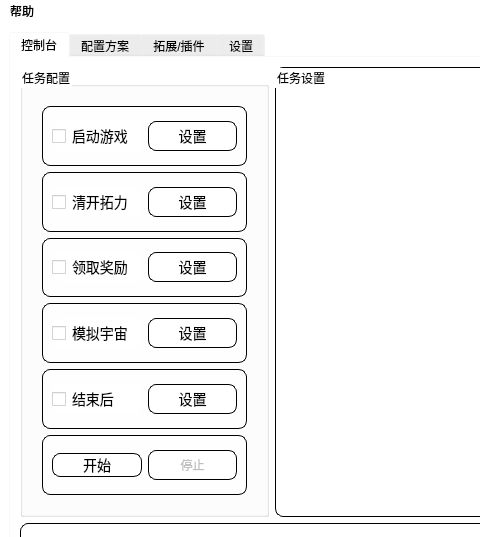
Qt form resources/ui/main.ui (Shasnow/StarRailAssistant) before a commit; both pictures show x 0 to 480 and y 0 to 537 of the 660 by 665 pixel window.
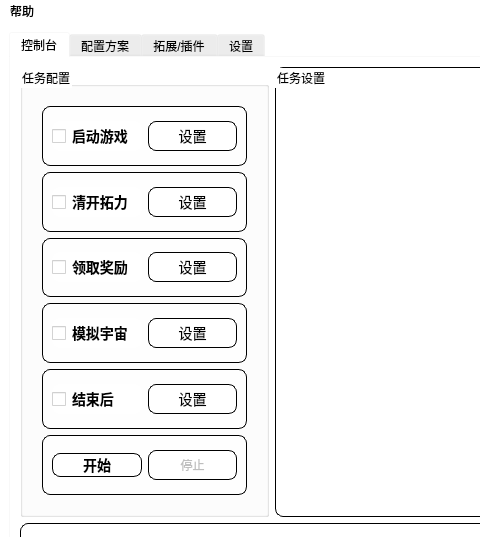
The same form after that commit. The open tabs and pages were chosen to show the change.

```diff
--- a/resources/ui/main.ui
+++ b/resources/ui/main.ui
@@ -179,7 +179,8 @@
                                                                                 </property>
                                                                                 <property name="styleSheet">
                                                                                     <string notr="true">font-size:
-                                                                                        14px;border: none;
+                                                                                        14px;border: none;font-weight:
+                                                                                        bold;
                                                                                     </string>
                                                                                 </property>
                                                                                 <property name="text">
@@ -239,6 +240,7 @@
                                                                                 <property name="styleSheet">
                                                                                     <string notr="true">font-size:
                                                                                         14px;border: none;
+                                                                                        font-weight: bold;
                                                                                     </string>
                                                                                 </property>
                                                                                 <property name="text">
@@ -298,6 +300,7 @@
                                                                                 <property name="styleSheet">
                                                                                     <string notr="true">font-size:
                                                                                         14px;border: none;
+                                                                                        font-weight: bold;
                                                                                     </string>
                                                                                 </property>
                                                                                 <property name="text">
@@ -359,7 +362,8 @@
                                                                                 </property>
                                                                                 <property name="styleSheet">
                                                                                     <string notr="true">font-size:
-                                                                                        14px;border: none;
+                                                                                        14px;border: none;font-weight:
+                                                                                        bold;
                                                                                     </string>
                                                                                 </property>
                                                                                 <property name="text">
@@ -418,7 +422,8 @@
                                                                                 </property>
                                                                                 <property name="styleSheet">
                                                                                     <string notr="true">font-size:
-                                                                                        14px;border: none;
+                                                                                        14px;border: none;font-weight:
+                                                                                        bold;
                                                                                     </string>
                                                                                 </property>
                                                                                 <property name="text">
@@ -470,8 +475,14 @@
                                                                             <widget class="QPushButton"
                                                                                     name="start_pushButton">
                                                                                 <property name="styleSheet">
-                                                                                    <string notr="true">font-size:
-                                                                                        14px;
+                                                                                    <string notr="true">QPushButton {
+                                                                                        font-size:14px;font-weight:
+                                                                                        bold;
+                                                                                        }
+                                                                                        QPushButton:hover {
+                                                                                        background-color: #f0f0f0;
+                                                                                        border-color: #ccc;
+                                                                                        }
                                                                                     </string>
                                                                                 </property>
                                                                                 <property name="text">
```
Left out of the diff: 54 changed lines with no effect on the pictures.
